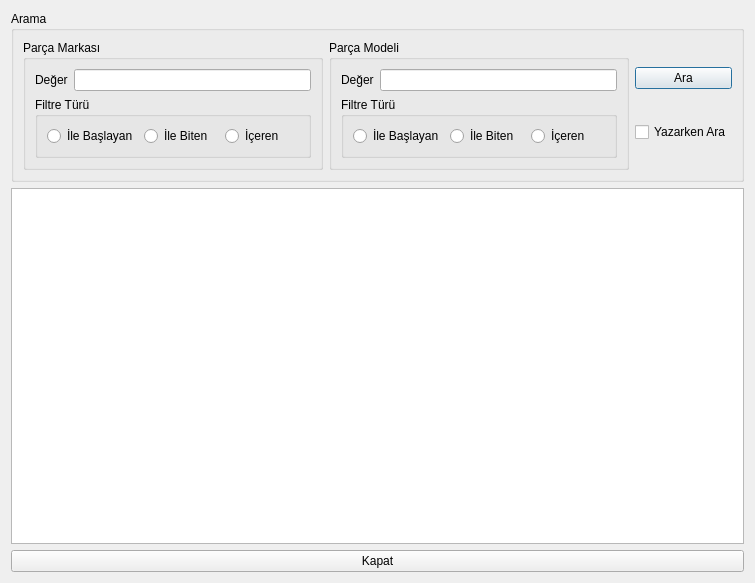
Old version of the form Desktop/tekno_market2/TKN_Market/UI/ListeFormlari/tknislemciliste.ui in the repository asirkacar/okulprojesi.
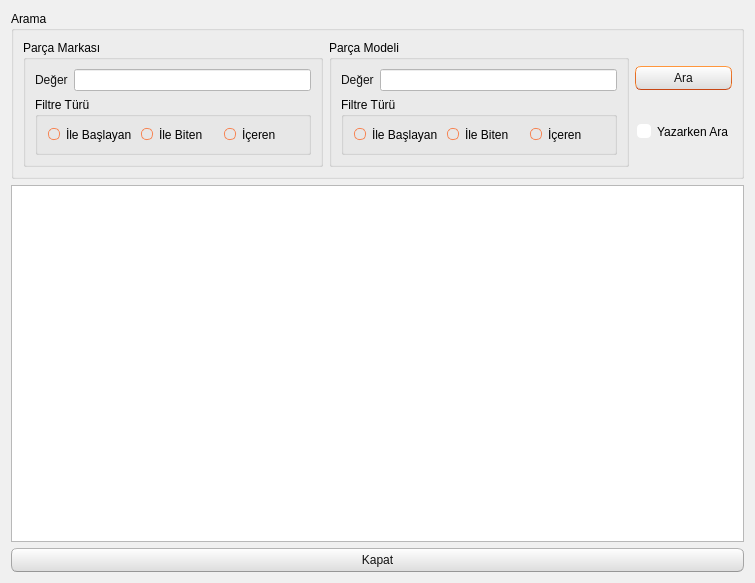
New version of the form. Icons and pictures are not drawn.

```diff
--- a/Desktop/tekno_market2/TKN_Market/UI/ListeFormlari/tknislemciliste.ui
+++ b/Desktop/tekno_market2/TKN_Market/UI/ListeFormlari/tknislemciliste.ui
@@ -13,6 +13,503 @@
   <property name="windowTitle">
    <string>Dialog</string>
   </property>
+  <property name="styleSheet">
+   <string notr="true">/*
+Ubuntu Style Sheet for QT Applications
+Author: Jaime A. Quiroga P.
+Company: GTRONICK
+Last updated: 09/10/2019 (dd/mm/yyyy), 12:31.
+Available at: https://github.com/GTRONICK/QSS/blob/master/Ubuntu.qss
+*/
+QMainWindow {
+	background-color:#f0f0f0;
+}
+QCheckBox {
+	padding:2px;
+}
+QCheckBox:hover {
+	border:1px solid rgb(255,150,60);
+	border-radius:4px;
+	padding: 1px;
+	background-color:qlineargradient(spread:pad, x1:0.5, y1:1, x2:0.5, y2:0, stop:0 rgba(190, 90, 50, 50), stop:1 rgba(250, 130, 40, 50));
+}
+QCheckBox::indicator:checked {
+	border:1px solid rgb(246, 134, 86);
+	border-radius:4px;
+  	background-color:rgb(246, 134, 86)
+}
+QCheckBox::indicator:unchecked {
+	border-width:1px solid rgb(246, 134, 86);
+	border-radius:4px;
+  	background-color:rgb(255,255,255);
+}
+QColorDialog {
+	background-color:#f0f0f0;
+}
+QComboBox {
+	color:rgb(81,72,65);
+	background: #ffffff;
+}
+QComboBox:editable {
+	selection-color:rgb(81,72,65);
+	selection-background-color: #ffffff;
+}
+QComboBox QAbstractItemView {
+	selection-color: #ffffff;
+	selection-background-color: rgb(246, 134, 86);
+}
+QComboBox:!editable:on, QComboBox::drop-down:editable:on {
+	color:  #1e1d23;	
+}
+QDateTimeEdit, QDateEdit, QDoubleSpinBox, QFontComboBox {
+	color:rgb(81,72,65);
+	background-color: #ffffff;
+}
+
+QDialog {
+	background-color:#f0f0f0;
+}
+
+QLabel,QLineEdit {
+	color:rgb(17,17,17);
+}
+QLineEdit {
+	background-color:rgb(255,255,255);
+	selection-background-color:rgb(236,116,64);
+}
+QMenuBar {
+	color:rgb(223,219,210);
+	background-color:rgb(65,64,59);
+}
+QMenuBar::item {
+	padding-top:4px;
+	padding-left:4px;
+	padding-right:4px;
+	color:rgb(223,219,210);
+	background-color:rgb(65,64,59);
+}
+QMenuBar::item:selected {
+	color:rgb(255,255,255);
+	padding-top:2px;
+	padding-left:2px;
+	padding-right:2px;
+	border-top-width:2px;
+	border-left-width:2px;
+	border-right-width:2px;
+	border-top-right-radius:4px;
+	border-top-left-radius:4px;
+	border-style:solid;
+	background-color:rgb(65,64,59);
+	border-top-color: rgb(47,47,44);
+	border-right-color: qlineargradient(spread:pad, x1:0, y1:1, x2:1, y2:0, stop:0 rgba(90, 87, 78, 255), stop:1 rgba(47,47,44, 255));
+	border-left-color:  qlineargradient(spread:pad, x1:1, y1:0, x2:0, y2:0, stop:0 rgba(90, 87, 78, 255), stop:1 rgba(47,47,44, 255));
+}
+QMenu {
+	color:rgb(223,219,210);
+	background-color:rgb(65,64,59);
+}
+QMenu::item {
+	color:rgb(223,219,210);
+	padding:4px 10px 4px 20px;
+}
+QMenu::item:selected {
+	color:rgb(255,255,255);
+	background-color: qlineargradient(spread:pad, x1:0.5, y1:1, x2:0.5, y2:0, stop:0 rgba(225, 108, 54, 255), stop:1 rgba(246, 134, 86, 255));
+	border-style:solid;
+	border-width:3px;
+	padding:4px 7px 4px 17px;
+	border-bottom-color:qlineargradient(spread:pad, x1:0.5, y1:1, x2:0.5, y2:0, stop:0 rgba(175,85,48,255), stop:1 rgba(236,114,67, 255));
+	border-top-color:qlineargradient(spread:pad, x1:0.5, y1:1, x2:0.5, y2:0, stop:0 rgba(253,156,113,255), stop:1 rgba(205,90,46, 255));
+	border-right-color:qlineargradient(spread:pad, x1:0, y1:0.5, x2:1, y2:0.5, stop:0 rgba(253,156,113,255), stop:1 rgba(205,90,46, 255));
+	border-left-color:qlineargradient(spread:pad, x1:1, y1:0.5, x2:0, y2:0.5, stop:0 rgba(253,156,113,255), stop:1 rgba(205,90,46, 255));
+}
+QPlainTextEdit {
+	border-width: 1px solid transparent;
+	color:rgb(17,17,17);
+	selection-background-color:rgb(236,116,64);
+}
+QProgressBar {
+	text-align: center;
+	color: rgb(0, 0, 0);
+	border: 1px inset rgb(150,150,150); 
+	border-radius: 10px;
+	background-color:rgb(221,221,219);
+}
+QProgressBar::chunk:horizontal {
+	background-color: qlineargradient(spread:pad, x1:0.5, y1:1, x2:0.5, y2:0, stop:0 rgba(225, 108, 54, 255), stop:1 rgba(246, 134, 86, 255));
+	border:1px solid;
+	border-radius:8px;
+	border-bottom-color:qlineargradient(spread:pad, x1:0.5, y1:1, x2:0.5, y2:0, stop:0 rgba(175,85,48,255), stop:1 rgba(236,114,67, 255));
+	border-top-color:qlineargradient(spread:pad, x1:0.5, y1:1, x2:0.5, y2:0, stop:0 rgba(253,156,113,255), stop:1 rgba(205,90,46, 255));
+	border-right-color:qlineargradient(spread:pad, x1:0, y1:0.5, x2:1, y2:0.5, stop:0 rgba(253,156,113,255), stop:1 rgba(205,90,46, 255));
+	border-left-color:qlineargradient(spread:pad, x1:1, y1:0.5, x2:0, y2:0.5, stop:0 rgba(253,156,113,255), stop:1 rgba(205,90,46, 255));
+}
+QPushButton{
+	color:rgb(17,17,17);
+	border-width: 1px;
+	border-radius: 6px;
+	border-bottom-color: rgb(150,150,150);
+	border-right-color: rgb(165,165,165);
+	border-left-color: rgb(165,165,165);
+	border-top-color: rgb(180,180,180);
+	border-style: solid;
+	padding: 4px;
+	background-color: qlineargradient(spread:pad, x1:0.5, y1:1, x2:0.5, y2:0, stop:0 rgba(220, 220, 220, 255), stop:1 rgba(255, 255, 255, 255));
+}
+QPushButton:hover{
+	color:rgb(17,17,17);
+	border-width: 1px;
+	border-radius:6px;
+	border-top-color: rgb(255,150,60);
+	border-right-color: qlineargradient(spread:pad, x1:0, y1:1, x2:1, y2:0, stop:0 rgba(200, 70, 20, 255), stop:1 rgba(255,150,60, 255));
+	border-left-color:  qlineargradient(spread:pad, x1:1, y1:0, x2:0, y2:0, stop:0 rgba(200, 70, 20, 255), stop:1 rgba(255,150,60, 255));
+	border-bottom-color: rgb(200,70,20);
+	border-style: solid;
+	padding: 2px;
+	background-color: qlineargradient(spread:pad, x1:0.5, y1:1, x2:0.5, y2:0, stop:0 rgba(220, 220, 220, 255), stop:1 rgba(255, 255, 255, 255));
+}
+QPushButton:default{
+	color:rgb(17,17,17);
+	border-width: 1px;
+	border-radius:6px;
+	border-top-color: rgb(255,150,60);
+	border-right-color: qlineargradient(spread:pad, x1:0, y1:1, x2:1, y2:0, stop:0 rgba(200, 70, 20, 255), stop:1 rgba(255,150,60, 255));
+	border-left-color:  qlineargradient(spread:pad, x1:1, y1:0, x2:0, y2:0, stop:0 rgba(200, 70, 20, 255), stop:1 rgba(255,150,60, 255));
+	border-bottom-color: rgb(200,70,20);
+	border-style: solid;
+	padding: 2px;
+	background-color: qlineargradient(spread:pad, x1:0.5, y1:1, x2:0.5, y2:0, stop:0 rgba(220, 220, 220, 255), stop:1 rgba(255, 255, 255, 255));
+}
+QPushButton:pressed{
+	color:rgb(17,17,17);
+	border-width: 1px;
+	border-radius: 6px;
+	border-width: 1px;
+	border-top-color: rgba(255,150,60,200);
+	border-right-color: qlineargradient(spread:pad, x1:0, y1:1, x2:1, y2:0, stop:0 rgba(200, 70, 20, 255), stop:1 rgba(255,150,60, 200));
+	border-left-color:  qlineargradient(spread:pad, x1:1, y1:0, x2:0, y2:0, stop:0 rgba(200, 70, 20, 255), stop:1 rgba(255,150,60, 200));
+	border-bottom-color: rgba(200,70,20,200);
+	border-style: solid;
+	padding: 2px;
+	background-color: qlineargradient(spread:pad, x1:0.5, y1:0, x2:0.5, y2:1, stop:0 rgba(220, 220, 220, 255), stop:1 rgba(255, 255, 255, 255));
+}
+QPushButton:disabled{
+	color:rgb(174,167,159);
+	border-width: 1px;
+	border-radius: 6px;
+	background-color: qlineargradient(spread:pad, x1:0.5, y1:1, x2:0.5, y2:0, stop:0 rgba(200, 200, 200, 255), stop:1 rgba(230, 230, 230, 255));
+}
+QRadioButton {
+	padding: 1px;
+}
+QRadioButton::indicator:checked {
+	height: 10px;
+	width: 10px;
+	border-style:solid;
+	border-radius:5px;
+	border-width: 1px;
+	border-color: rgba(246, 134, 86, 255);
+	color: #a9b7c6;
+	background-color:rgba(246, 134, 86, 255);
+}
+QRadioButton::indicator:!checked {
+	height: 10px;
+	width: 10px;
+	border-style:solid;
+	border-radius:5px;
+	border-width: 1px;
+	border-color: rgb(246, 134, 86);
+	color: #a9b7c6;
+	background-color: transparent;
+}
+QScrollArea {
+	color: white;
+	background-color:#f0f0f0;
+}
+QSlider::groove {
+	border-style: solid;
+	border-width: 1px;
+	border-color: rgb(207,207,207);
+}
+QSlider::groove:horizontal {
+	height: 5px;
+	background: rgb(246, 134, 86);
+}
+QSlider::groove:vertical {
+	width: 5px;
+	background: rgb(246, 134, 86);
+}
+QSlider::handle:horizontal {
+	background: rgb(253,253,253);
+	border-style: solid;
+	border-width: 1px;
+	border-color: rgb(207,207,207);
+	width: 12px;
+	margin: -5px 0;
+	border-radius: 7px;
+}
+QSlider::handle:vertical {
+	background: rgb(253,253,253);
+	border-style: solid;
+	border-width: 1px;
+	border-color: rgb(207,207,207);
+	height: 12px;
+	margin: 0 -5px;
+	border-radius: 7px;
+}
+QSlider::add-page:horizontal, QSlider::add-page:vertical {
+ 	background: white;
+}
+QSlider::sub-page:horizontal, QSlider::sub-page:vertical {
+	background: rgb(246, 134, 86);
+}
+QStatusBar, QSpinBox {
+	color:rgb(81,72,65);
+}
+QSpinBox {
+	background-color: #ffffff;
+}
+QScrollBar:horizontal {
+	max-height: 20px;
+	border: 1px transparent;
+	margin: 0px 20px 0px 20px;
+}
+QScrollBar::handle:horizontal {
+	background: rgb(253,253,253);
+	border: 1px solid rgb(207,207,207);
+	border-radius: 7px;
+	min-width: 25px;
+}
+QScrollBar::handle:horizontal:hover {
+	background: rgb(253,253,253);
+	border: 1px solid rgb(255,150,60);
+	border-radius: 7px;
+	min-width: 25px;
+}
+QScrollBar::add-line:horizontal {
+  	border: 1px solid rgb(207,207,207);
+  	border-top-right-radius: 7px;
+  	border-top-left-radius: 7px;
+  	border-bottom-right-radius: 7px;
+  	background: rgb(255, 255, 255);
+  	width: 20px;
+  	subcontrol-position: right;
+  	subcontrol-origin: margin;
+}
+QScrollBar::add-line:horizontal:hover {
+  	border: 1px solid rgb(255,150,60);
+  	border-top-right-radius: 7px;
+  	border-top-left-radius: 7px;
+  	border-bottom-right-radius: 7px;
+  	background: rgb(255, 255, 255);
+  	width: 20px;
+  	subcontrol-position: right;
+  	subcontrol-origin: margin;
+}
+QScrollBar::add-line:horizontal:pressed {
+  	border: 1px solid grey;
+  	border-top-left-radius: 7px;
+  	border-top-right-radius: 7px;
+  	border-bottom-right-radius: 7px;
+  	background: rgb(231,231,231);
+  	width: 20px;
+  	subcontrol-position: right;
+  	subcontrol-origin: margin;
+}
+QScrollBar::sub-line:horizontal {
+  	border: 1px solid rgb(207,207,207);
+  	border-top-right-radius: 7px;
+  	border-top-left-radius: 7px;
+  	border-bottom-left-radius: 7px;
+  	background: rgb(255, 255, 255);
+  	width: 20px;
+  	subcontrol-position: left;
+  	subcontrol-origin: margin;
+}
+QScrollBar::sub-line:horizontal:hover {
+  	border: 1px solid rgb(255,150,60);
+  	border-top-right-radius: 7px;
+  	border-top-left-radius: 7px;
+  	border-bottom-left-radius: 7px;
+  	background: rgb(255, 255, 255);
+  	width: 20px;
+  	subcontrol-position: left;
+  	subcontrol-origin: margin;
+}
+QScrollBar::sub-line:horizontal:pressed {
+  	border: 1px solid grey;
+  	border-top-right-radius: 7px;
+  	border-top-left-radius: 7px;
+  	border-bottom-left-radius: 7px;
+  	background: rgb(231,231,231);
+  	width: 20px;
+  	subcontrol-position: left;
+  	subcontrol-origin: margin;
+}
+QScrollBar::left-arrow:horizontal {
+  	border: 1px transparent grey;
+  	border-top-left-radius: 3px;
+  	border-bottom-left-radius: 3px;
+  	width: 6px;
+  	height: 6px;
+  	background: rgb(230,230,230);
+}
+QScrollBar::right-arrow:horizontal {
+	border: 1px transparent grey;
+	border-top-right-radius: 3px;
+	border-bottom-right-radius: 3px;
+  	width: 6px;
+  	height: 6px;
+ 	background: rgb(230,230,230);
+}
+QScrollBar::add-page:horizontal, QScrollBar::sub-page:horizontal {
+ 	background: none;
+} 
+QScrollBar:vertical {
+	max-width: 20px;
+	border: 1px transparent grey;
+	margin: 20px 0px 20px 0px;
+}
+QScrollBar::add-line:vertical {
+	border: 1px solid;
+	border-color: rgb(207,207,207);
+	border-bottom-right-radius: 7px;
+	border-bottom-left-radius: 7px;
+	border-top-left-radius: 7px;
+	background: rgb(255, 255, 255);
+  	height: 20px;
+  	subcontrol-position: bottom;
+  	subcontrol-origin: margin;
+}
+QScrollBar::add-line:vertical:hover {
+  	border: 1px solid;
+  	border-color: rgb(255,150,60);
+  	border-bottom-right-radius: 7px;
+  	border-bottom-left-radius: 7px;
+  	border-top-left-radius: 7px;
+  	background: rgb(255, 255, 255);
+  	height: 20px;
+  	subcontrol-position: bottom;
+  	subcontrol-origin: margin;
+}
+QScrollBar::add-line:vertical:pressed {
+  	border: 1px solid grey;
+  	border-bottom-left-radius: 7px;
+  	border-bottom-right-radius: 7px;
+  	border-top-left-radius: 7px;
+  	background: rgb(231,231,231);
+  	height: 20px;
+  	subcontrol-position: bottom;
+  	subcontrol-origin: margin;
+}
+QScrollBar::sub-line:vertical {
+  	border: 1px solid rgb(207,207,207);
+  	border-top-right-radius: 7px;
+  	border-top-left-radius: 7px;
+  	border-bottom-left-radius: 7px;
+  	background: rgb(255, 255, 255);
+  	height: 20px;
+  	subcontrol-position: top;
+  	subcontrol-origin: margin;
+}
+QScrollBar::sub-line:vertical:hover {
+  	border: 1px solid rgb(255,150,60);
+  	border-top-right-radius: 7px;
+  	border-top-left-radius: 7px;
+  	border-bottom-left-radius: 7px;
+	background: rgb(255, 255, 255);
+  	height: 20px;
+  	subcontrol-position: top;
+  	subcontrol-origin: margin;
+}
+QScrollBar::sub-line:vertical:pressed {
+  	border: 1px solid grey;
+  	border-top-left-radius: 7px;
+  	border-top-right-radius: 7px;
+  	background: rgb(231,231,231);
+ 	height: 20px;
+  	subcontrol-position: top;
+  	subcontrol-origin: margin;
+}
+QScrollBar::handle:vertical {
+	background: rgb(253,253,253);
+	border: 1px solid rgb(207,207,207);
+	border-radius: 7px;
+	min-height: 25px;
+}
+QScrollBar::handle:vertical:hover {
+	background: rgb(253,253,253);
+	border: 1px solid rgb(255,150,60);
+	border-radius: 7px;
+	min-height: 25px;
+}
+QScrollBar::up-arrow:vertical {
+	border: 1px transparent grey;
+  	border-top-left-radius: 3px;
+	border-top-right-radius: 3px;
+  	width: 6px;
+  	height: 6px;
+  	background: rgb(230,230,230);
+}
+QScrollBar::down-arrow:vertical {
+  	border: 1px transparent grey;
+  	border-bottom-left-radius: 3px;
+  	border-bottom-right-radius: 3px;
+  	width: 6px;
+  	height: 6px;
+  	background: rgb(230,230,230);
+}
+QScrollBar::add-page:vertical, QScrollBar::sub-page:vertical {
+  	background: none;
+}
+QTabWidget {
+	color:rgb(0,0,0);
+	background-color:rgb(247,246,246);
+}
+QTabWidget::pane {
+	border-color: rgb(180,180,180);
+	background-color:rgb(247,246,246);
+	border-style: solid;
+	border-width: 1px;
+  	border-radius: 6px;
+}
+QTabBar::tab {
+	padding-left:4px;
+	padding-right:4px;
+	padding-bottom:2px;
+	padding-top:2px;
+	color:rgb(81,72,65);
+  	background-color: qlineargradient(spread:pad, x1:0.5, y1:1, x2:0.5, y2:0, stop:0 rgba(221,218,217,255), stop:1 rgba(240,239,238,255));
+	border-style: solid;
+	border-width: 1px;
+  	border-top-right-radius:4px;
+	border-top-left-radius:4px;
+	border-top-color: rgb(180,180,180);
+	border-left-color: rgb(180,180,180);
+	border-right-color: rgb(180,180,180);
+	border-bottom-color: transparent;
+}
+QTabBar::tab:selected, QTabBar::tab:last:selected, QTabBar::tab:hover {
+  	background-color:rgb(247,246,246);
+  	margin-left: 0px;
+  	margin-right: 1px;
+}
+QTabBar::tab:!selected {
+	margin-top: 1px;
+	margin-right: 1px;
+}
+QTextEdit {
+	border-width: 1px;
+	border-style: solid;
+	border-color:transparent;
+	color:rgb(17,17,17);
+	selection-background-color:rgb(236,116,64);
+}
+QTimeEdit, QToolBox, QToolBox::tab, QToolBox::tab:selected {
+	color:rgb(81,72,65);
+	background-color: #ffffff;
+}</string>
+  </property>
   <layout class="QVBoxLayout" name="verticalLayout_4">
    <item>
     <widget class="QGroupBox" name="groupBox">
```
Left out of the diff: 12 changed lines with no effect on the pictures.
